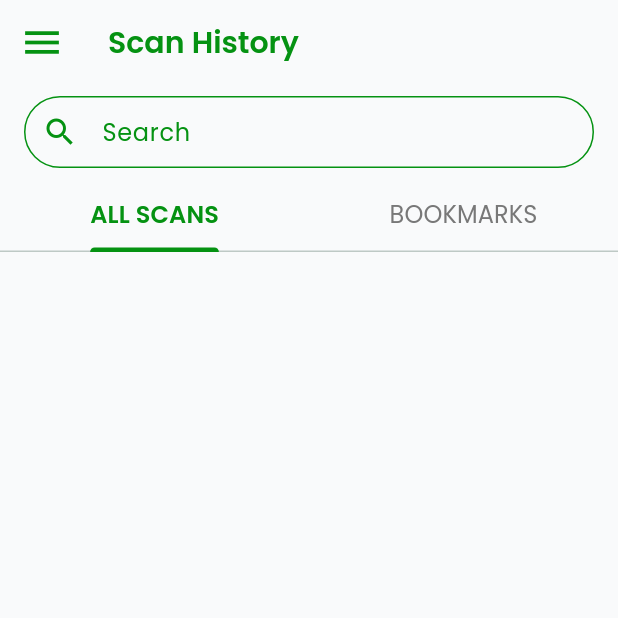
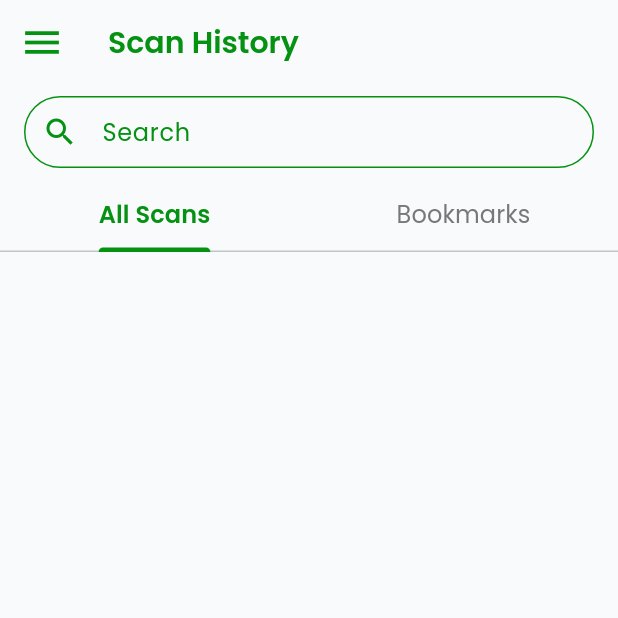
Before and after one commit to mcmarasigan/fresheval, a Flutter app: the ScanHistoryScreen screen opened by its route, on a phone screen of 412 x 824 dp, the top half of it. Run offline on Flutter 3.47's test engine with Material 3 defaults, Android fonts, the phone set to English and light mode, and no system bars; our stand-ins replace camera, google_fonts, image_picker, permission_handler, shared_preferences; missing offline and left inert: flutter_vision, tflite_flutter; accounts and stored records are empty.

Commit message:
Bookmarks

```diff
--- a/lib/l10n.dart
+++ b/lib/l10n.dart
@@ -1,4 +1,5 @@
-// l10n.dart
+import 'package:flutter/foundation.dart';
+
 class AppLocalizations {
   final String languageCode;
 
@@ -6,7 +7,7 @@ class AppLocalizations {
 
   static final Map<String, Map<String, String>> localizedStrings = {
     'en': {
-      // General (existing keys remain unchanged)
+      // General
       'settings': 'Settings',
       'language': 'Language',
       'clear scan history': 'Clear Scan History',
@@ -35,6 +36,9 @@ class AppLocalizations {
       'confirm_delete_selected_scans':
           'Are you sure you want to delete the selected scans?',
       'deleted': 'deleted',
+      'scans_deleted': 'Selected scans deleted.', // Added
+      'all_scans': 'All Scans', // Added
+      'bookmarks': 'Bookmarks', // Added
 
       // Confirmation Dialogs
       'confirm_clear_history':
@@ -79,9 +83,9 @@ class AppLocalizations {
           'Go to the Settings page and tap "Clear Scan History."',
       'faq6_title': '6. What types of food items can the app analyze?',
       'faq6_description':
-          'It supports following vegetables: eggplant, tomato, and potato.',
+          'It supports the following vegetables: eggplant, tomato, and potato.',
 
-      // Developers Page (new keys)
+      // Developers Page
       'developers_title': 'Developers',
       'about_developers': 'About the Developers',
       'developers_description':
@@ -98,7 +102,7 @@ class AppLocalizations {
       'contact_us': 'Contact Us',
       'website_label': 'Website',
 
-      // Developer Detail Page (new keys)
+      // Developer Detail Page
       'developer_details': 'Developer Details',
       'name_label': 'Name',
       'role_label': 'Role',
@@ -106,7 +110,7 @@ class AppLocalizations {
       'email_label': 'Email:',
     },
     'tl': {
-      // General (existing keys remain unchanged)
+      // General
       'settings': 'Mga Setting',
       'language': 'Wika',
       'clear scan history': 'Burahin ang Kasaysayan ng Scan',
@@ -135,6 +139,9 @@ class AppLocalizations {
       'confirm_delete_selected_scans':
           'Sigurado ka bang nais mong burahin ang mga napiling scan?',
       'deleted': 'nabura',
+      'scans_deleted': 'Nabura ang mga napiling scan.', // Added
+      'all_scans': 'Lahat ng Scan', // Added
+      'bookmarks': 'Mga Bookmark', // Added
 
       // Confirmation Dialogs
       'confirm_clear_history':
@@ -181,24 +188,24 @@ class AppLocalizations {
       'faq6_description':
           'Sumusuporta ito sa mga gulay: talong, kamatis, at patatas.',
 
-      // Developers Page (new keys)
+      // Developers Page
       'developers_title': 'Mga Developer',
       'about_developers': 'Tungkol sa Mga Developer',
       'developers_description':
           'Kilalanin ang koponan sa likod ng FreshEval, na nakatuon sa pagbibigay ng pinakamahusay na pagtukoy sa pagiging sariwa ng gulay.',
       'team_members': 'Mga Miyembro ng Koponan',
       'member1_name': 'Ma. Clarissa Marasigan',
-      'member1_role': 'Main Programmer',
+      'member1_role': 'Pangunahing Programmer',
       'member2_name': 'Vhon Joshua Agbayani',
-      'member2_role': 'AI Specialist',
+      'member2_role': 'Eksperto sa AI',
       'member3_name': 'Krysteen Clare Belen',
       'member3_role': 'FrontEnd Developer',
       'member4_name': 'Clark Czedrick Limson',
-      'member4_role': 'UI/UX Designer',
-      'contact_us': 'Contact Us',
+      'member4_role': 'Designer ng UI/UX',
+      'contact_us': 'Makipag-ugnayan Sa Amin',
       'website_label': 'Website',
 
-      // Developer Detail Page (new keys)
+      // Developer Detail Page
       'developer_details': 'Mga Detalye ng Developer',
       'name_label': 'Pangalan',
       'role_label': 'Tungkulin',
@@ -208,8 +215,13 @@ class AppLocalizations {
   };
 
   String getTranslation(String key) {
-    return localizedStrings[languageCode]?[key] ??
+    final translation = localizedStrings[languageCode]?[key] ??
         localizedStrings['en']?[key] ??
-        'Translation missing for $key';
+        '';
+    if (translation.isEmpty) {
+      debugPrint(
+          'Translation missing for key: $key in language: $languageCode');
+    }
+    return translation;
   }
 }
--- a/lib/scan_history_screen.dart
+++ b/lib/scan_history_screen.dart
@@ -4,6 +4,7 @@ import 'package:shared_preferences/shared_preferences.dart';
 import 'dart:convert';
 import 'package:google_fonts/google_fonts.dart';
 import 'l10n.dart';
+import 'dart:ui';
 
 class ScanHistoryScreen extends StatefulWidget {
   final AppLocalizations localizations;
@@ -38,7 +39,6 @@ class _ScanHistoryScreenState extends State<ScanHistoryScreen>
     final prefs = await SharedPreferences.getInstance();
     final scanData = prefs.getStringList('recent_scans') ?? [];
 
-    setState(() {
     scanHistory = scanData.map((scan) {
       final decoded = json.decode(scan) as Map<String, dynamic>;
 
@@ -48,8 +48,7 @@ class _ScanHistoryScreenState extends State<ScanHistoryScreen>
         'backImagePath': decoded['backImagePath']?.toString(),
         'isMultiAngle': decoded['isMultiAngle'] ?? false,
         'bookmarked': decoded['bookmarked'] ?? false,
-          'objects': decoded.containsKey('objects') &&
-                  decoded['objects'] != null
+        'objects': decoded.containsKey('objects') && decoded['objects'] != null
             ? List<Map<String, dynamic>>.from(decoded['objects'])
                 .where((obj) =>
                     obj.isNotEmpty &&
@@ -66,7 +65,6 @@ class _ScanHistoryScreenState extends State<ScanHistoryScreen>
     }).toList();
 
     _filterScanHistory('');
-    });
   }
 
   void _filterScanHistory(String query) {
@@ -95,6 +93,26 @@ class _ScanHistoryScreenState extends State<ScanHistoryScreen>
 
       selectedItems = List.generate(filteredScanHistory.length, (_) => false);
     });
+  }
+
+  Future<void> _toggleBookmark(int index) async {
+    final prefs = await SharedPreferences.getInstance();
+    final scan = filteredScanHistory[index];
+    final scanIndex = scanHistory.indexWhere((s) =>
+        s['imagePath'] == scan['imagePath'] &&
+        s['date'] == scan['date'] &&
+        s['time'] == scan['time']);
+
+    if (scanIndex != -1) {
+      setState(() {
+        scanHistory[scanIndex]['bookmarked'] =
+            !(scanHistory[scanIndex]['bookmarked'] ?? false);
+        _filterScanHistory(_searchController.text);
+      });
+
+      await prefs.setStringList('recent_scans',
+          scanHistory.map((scan) => json.encode(scan)).toList());
+    }
   }
 
   void _confirmDelete() {
@@ -144,8 +162,7 @@ class _ScanHistoryScreenState extends State<ScanHistoryScreen>
 
     ScaffoldMessenger.of(context).showSnackBar(
       SnackBar(
-        content: Text(
-            '${widget.localizations.getTranslation('scan history')} ${widget.localizations.getTranslation('deleted')}'),
+        content: Text(widget.localizations.getTranslation('scans_deleted')),
       ),
     );
   }
@@ -172,7 +189,7 @@ class _ScanHistoryScreenState extends State<ScanHistoryScreen>
             return IconButton(
               icon: Icon(
                 Icons.menu,
-                color: greenColor, // Changed to green
+                color: greenColor,
                 size: 30,
               ),
               onPressed: () {
@@ -183,7 +200,7 @@ class _ScanHistoryScreenState extends State<ScanHistoryScreen>
         ),
         title: Text(
           widget.localizations.getTranslation('scan history'),
-          style: TextStyle(color: greenColor), // Changed to green
+          style: TextStyle(color: greenColor),
         ),
       ),
       body: Column(
@@ -195,23 +212,21 @@ class _ScanHistoryScreenState extends State<ScanHistoryScreen>
               controller: _searchController,
               decoration: InputDecoration(
                 labelText: widget.localizations.getTranslation('search'),
-                labelStyle: TextStyle(color: greenColor), // Changed to green
+                labelStyle: TextStyle(color: greenColor),
                 hintText: widget.localizations
                     .getTranslation('Search by Date and Time'),
-                prefixIcon:
-                    Icon(Icons.search, color: greenColor), // Changed to green
+                prefixIcon: Icon(Icons.search, color: greenColor),
                 border: OutlineInputBorder(
                   borderRadius: BorderRadius.circular(30.0),
-                  borderSide: BorderSide(color: greenColor), // Changed to green
+                  borderSide: BorderSide(color: greenColor),
                 ),
                 enabledBorder: OutlineInputBorder(
                   borderRadius: BorderRadius.circular(30.0),
-                  borderSide: BorderSide(color: greenColor), // Changed to green
+                  borderSide: BorderSide(color: greenColor),
                 ),
                 focusedBorder: OutlineInputBorder(
                   borderRadius: BorderRadius.circular(30.0),
-                  borderSide: BorderSide(
-                      color: greenColor, width: 2), // Changed to green
+                  borderSide: BorderSide(color: greenColor, width: 2),
                 ),
                 contentPadding: const EdgeInsets.symmetric(vertical: 10.0),
               ),
@@ -220,7 +235,7 @@ class _ScanHistoryScreenState extends State<ScanHistoryScreen>
           TabBar(
             controller: _tabController,
             labelColor: greenColor,
-            unselectedLabelColor: grayColor, // Changed to gray
+            unselectedLabelColor: grayColor,
             labelStyle: GoogleFonts.poppins(
               fontSize: 16,
               fontWeight: FontWeight.w600,
@@ -234,8 +249,8 @@ class _ScanHistoryScreenState extends State<ScanHistoryScreen>
               _filterScanHistory(_searchController.text);
             },
             tabs: [
-              Tab(text: "ALL SCANS"),
-              Tab(text: "BOOKMARKS"),
+              Tab(text: widget.localizations.getTranslation('all_scans')),
+              Tab(text: widget.localizations.getTranslation('bookmarks')),
             ],
           ),
           Expanded(
@@ -243,7 +258,7 @@ class _ScanHistoryScreenState extends State<ScanHistoryScreen>
                 ? Center(
                     child: Text(
                       widget.localizations.getTranslation('no scans available'),
-                      style: TextStyle(color: grayColor), // Changed to gray
+                      style: TextStyle(color: grayColor),
                     ),
                   )
                 : GridView.builder(
@@ -269,6 +284,7 @@ class _ScanHistoryScreenState extends State<ScanHistoryScreen>
                       final vqr = objectCount > 0
                           ? (scan['objects'][0]['vqr'] ?? 8)
                           : 8;
+                      final isBookmarked = scan['bookmarked'] ?? false;
 
                       return GestureDetector(
                         onTap: () {
@@ -297,9 +313,7 @@ class _ScanHistoryScreenState extends State<ScanHistoryScreen>
                           elevation: 2,
                           shape: RoundedRectangleBorder(
                             borderRadius: BorderRadius.circular(8.0),
-                            side: BorderSide(
-                                color: greenColor,
-                                width: 1), // Changed to green
+                            side: BorderSide(color: greenColor, width: 1),
                           ),
                           child: Stack(
                             children: [
@@ -355,6 +369,23 @@ class _ScanHistoryScreenState extends State<ScanHistoryScreen>
                                     ),
                                   ),
                                 ],
+                              ),
+                              Positioned(
+                                top: 8,
+                                right: 8,
+                                child: IconButton(
+                                  icon: Icon(
+                                    isBookmarked
+                                        ? Icons.bookmark
+                                        : Icons.bookmark_border,
+                                    color: isBookmarked
+                                        ? Colors.yellow[700]
+                                        : Colors.grey,
+                                  ),
+                                  onPressed: () {
+                                    _toggleBookmark(index);
+                                  },
+                                ),
                               ),
                               if (showDeleteMode)
                                 Positioned(
@@ -426,6 +457,7 @@ class _ScanHistoryScreenState extends State<ScanHistoryScreen>
   Widget _buildDrawer(BuildContext context) {
     const Color selectedColor = Color(0xFF059212);
     const Color unselectedColor = Color(0xFF787878);
+    const Color greenColor = Color(0xFF059212);
 
     bool isRouteActive(String routeName) {
       return ModalRoute.of(context)?.settings.name == routeName;
@@ -437,7 +469,7 @@ class _ScanHistoryScreenState extends State<ScanHistoryScreen>
           Container(
             height: 120,
             width: double.infinity,
-            color: Colors.green,
+            color: greenColor,
             padding: const EdgeInsets.symmetric(horizontal: 16, vertical: 20),
             child: SafeArea(
               child: Row(
@@ -606,8 +638,6 @@ class _ScanHistoryScreenState extends State<ScanHistoryScreen>
     );
   }
 }
-
-/// **Full View Screen**
 
 class ScanDetailScreen extends StatelessWidget {
   final Map<String, dynamic> scan;
@@ -947,7 +977,11 @@ class ScanDetailScreen extends StatelessWidget {
   }
 
   Future<Size> _getImageSize(File imageFile) async {
+    try {
       final decoded = await decodeImageFromList(imageFile.readAsBytesSync());
       return Size(decoded.width.toDouble(), decoded.height.toDouble());
+    } catch (e) {
+      return const Size(640, 640); // Fallback size
     }
   }
+}
```
Lines whose indentation alone changed are shown as unchanged.
